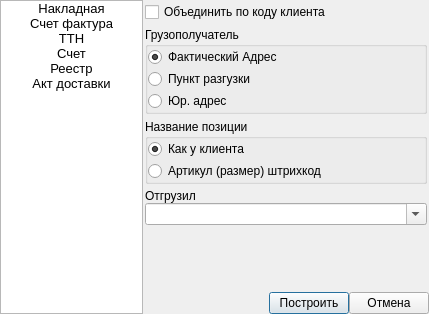
Above: ui/order_doc_list.ui from Meller008/CRM-Avi before the change. Below: the same form after it.
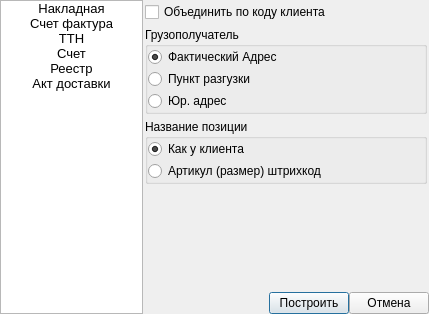
That is the form after the change. The open tabs and pages were chosen to show the change.

Commit message: Работа - поправлена счет фактура

```diff
--- a/ui/order_doc_list.ui
+++ b/ui/order_doc_list.ui
@@ -245,7 +245,14 @@
        <property name="verticalSpacing">
         <number>5</number>
        </property>
-       <item row="4" column="0">
+       <item row="0" column="0">
+        <widget class="QCheckBox" name="cb_unite_2">
+         <property name="text">
+          <string>Объединить по коду клиента</string>
+         </property>
+        </widget>
+       </item>
+       <item row="3" column="0">
         <spacer name="verticalSpacer_2">
          <property name="orientation">
           <enum>Qt::Vertical</enum>
@@ -258,52 +265,6 @@
          </property>
         </spacer>
        </item>
-       <item row="0" column="0">
-        <widget class="QCheckBox" name="cb_unite_2">
-         <property name="text">
-          <string>Объединить по коду клиента</string>
-         </property>
-        </widget>
-       </item>
-       <item row="3" column="0">
-        <layout class="QVBoxLayout" name="verticalLayout_2">
-         <property name="spacing">
-          <number>0</number>
-         </property>
-         <item>
-          <widget class="QLabel" name="label_4">
-           <property name="text">
-            <string>Отгрузил</string>
-           </property>
-          </widget>
-         </item>
-         <item>
-          <widget class="QComboBox" name="cb_manager_name_2">
-           <property name="enabled">
-            <bool>true</bool>
-           </property>
-           <property name="editable">
-            <bool>true</bool>
-           </property>
-           <item>
-            <property name="text">
-             <string/>
-            </property>
-           </item>
-           <item>
-            <property name="text">
-             <string>Косяченко В.А.</string>
-            </property>
-           </item>
-           <item>
-            <property name="text">
-             <string>Балабанова С.И.</string>
-            </property>
-           </item>
-          </widget>
-         </item>
-        </layout>
-       </item>
        <item row="2" column="0">
         <widget class="QGroupBox" name="groupBox_4">
          <property name="title">
```
The commit also changes 2 other files.
